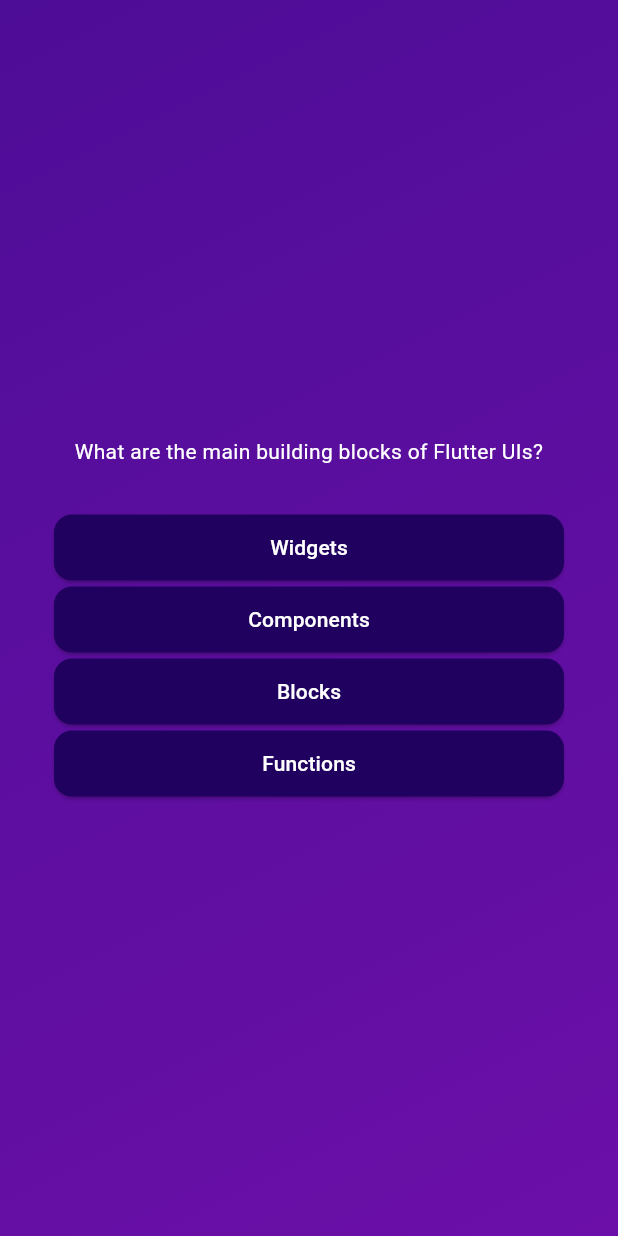
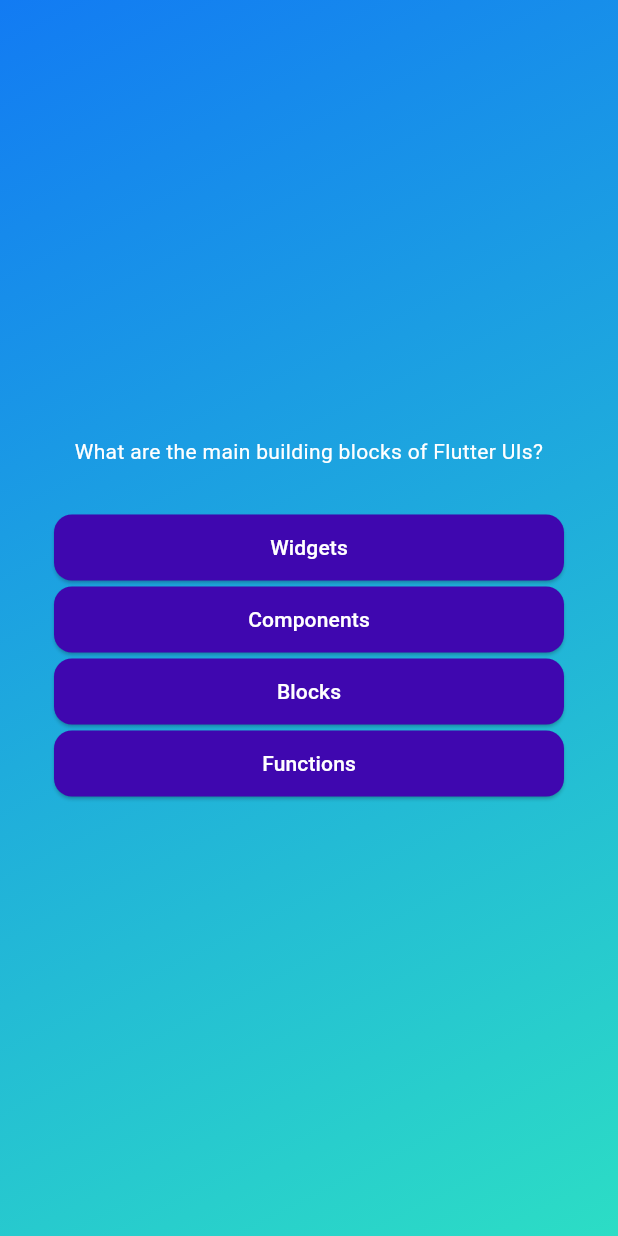
Before and after one commit to auri-gabriel/quiz_app, a Flutter app: the screen it shows after launch, after a tap on "Start Quiz!", on a phone screen of 412 x 824 dp. Run offline on Flutter 3.47's test engine with Material 3 defaults, Android fonts, the phone set to English and light mode, and no system bars.

Commit message:
Update button background color and quiz gradient for improved aesthetics

```diff
--- a/lib/answer_button.dart
+++ b/lib/answer_button.dart
@@ -16,7 +16,7 @@ class AnswerButton extends StatelessWidget {
       onPressed: onTap,
       style: ElevatedButton.styleFrom(
         padding: EdgeInsets.symmetric(horizontal: 36, vertical: 12),
-        backgroundColor: const Color.fromARGB(255, 33, 1, 95),
+        backgroundColor: const Color.fromARGB(255, 63, 7, 175),
         foregroundColor: Colors.white,
         shape: RoundedRectangleBorder(borderRadius: BorderRadius.circular(12)),
       ),
--- a/lib/quiz.dart
+++ b/lib/quiz.dart
@@ -28,8 +28,8 @@ class _QuizState extends State<Quiz> {
           decoration: const BoxDecoration(
             gradient: LinearGradient(
               colors: [
-                Color.fromARGB(255, 78, 13, 151),
-                Color.fromARGB(255, 107, 15, 168),
+                Color.fromARGB(255, 18, 123, 243),
+                Color.fromARGB(255, 44, 221, 197),
               ],
               begin: Alignment.topLeft,
               end: Alignment.bottomRight,
```
